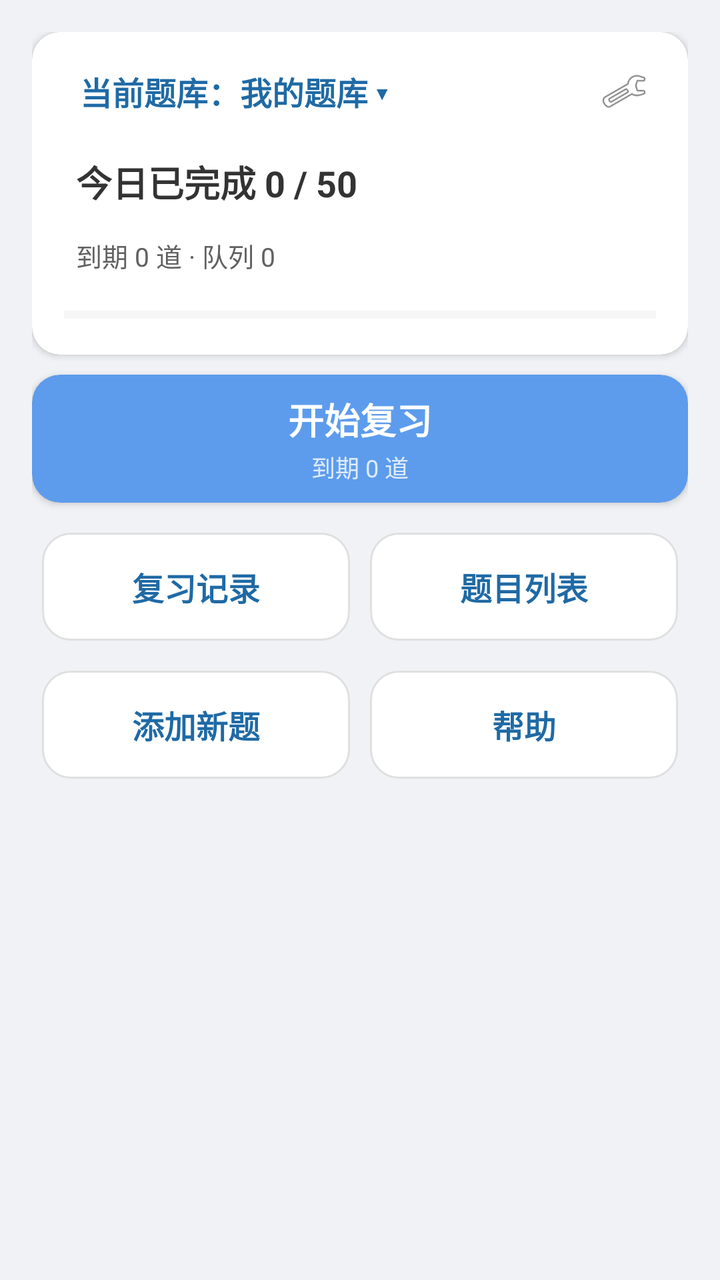
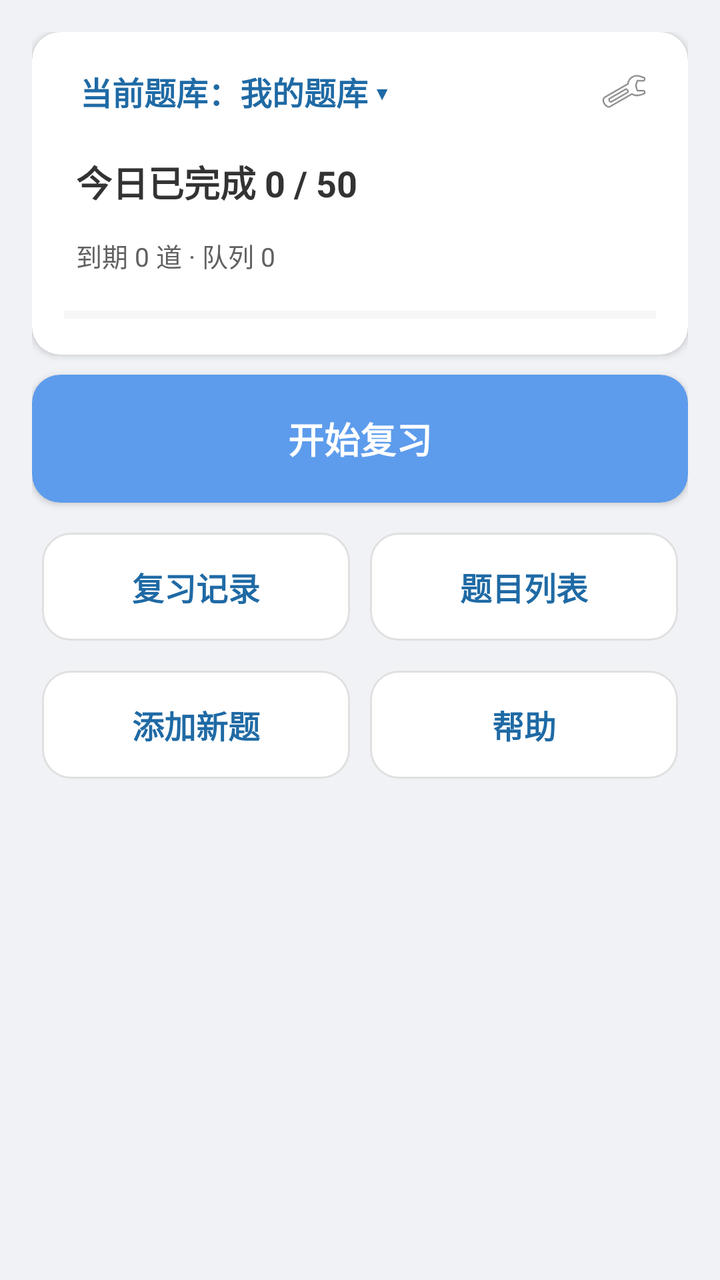

The first picture is an Android layout as it rendered before a commit; the second is the same layout after the commit. The layout source and the unified diff follow.
<!-- AndroidManifest.xml: application theme Theme.Demo -->
<!-- res/layout/activity_main.xml -->
<?xml version="1.0" encoding="utf-8"?>
<ScrollView xmlns:android="http://schemas.android.com/apk/res/android"
    xmlns:app="http://schemas.android.com/apk/res-auto"
    android:layout_width="match_parent"
    android:layout_height="match_parent"
    android:background="@color/home_bg"
    android:fillViewport="true">

    <LinearLayout
        android:layout_width="match_parent"
        android:layout_height="wrap_content"
        android:orientation="vertical"
        android:padding="@dimen/home_padding"
        android:gravity="top|center_horizontal">

        
        <androidx.cardview.widget.CardView
            android:layout_width="match_parent"
            android:layout_height="wrap_content"
            app:cardBackgroundColor="@color/home_card"
            app:cardCornerRadius="@dimen/home_card_corner"
            android:layout_marginBottom="@dimen/home_card_margin">

            <LinearLayout
                android:layout_width="match_parent"
                android:layout_height="wrap_content"
                android:orientation="vertical"
                android:paddingLeft="@dimen/home_info_padding"
                android:paddingRight="@dimen/home_info_padding"
                android:paddingBottom="@dimen/home_info_padding"
                android:paddingTop="10dp">

                <LinearLayout
                    android:layout_width="match_parent"
                    android:layout_height="wrap_content"
                    android:orientation="horizontal"
                    android:gravity="center_vertical">

                    <TextView
                        android:id="@+id/tv_current_bank"
                        android:layout_width="0dp"
                        android:layout_height="wrap_content"
                        android:layout_weight="1"
                        android:clickable="true"
                        android:focusable="true"
                        android:foreground="?attr/selectableItemBackground"
                        android:padding="8dp"
                        android:text="当前题库：我的题库 ▾"
                        android:textSize="16sp"
                        android:textStyle="bold"
                        android:textColor="@color/detail_primary" />

                    <ImageView
                        android:id="@+id/ic_setting"
                        android:layout_width="32dp"
                        android:layout_height="32dp"
                        android:clickable="true"
                        android:focusable="true"
                        android:foreground="?attr/selectableItemBackground"
                        android:padding="4dp"
                        android:contentDescription="设置"
                        android:src="@android:drawable/ic_menu_preferences" />
                </LinearLayout>

                <TextView
                    android:id="@+id/tv_today_main"
                    android:layout_width="match_parent"
                    android:layout_height="wrap_content"
                    android:layout_marginTop="6dp"
                    android:clickable="true"
                    android:focusable="true"
                    android:foreground="?attr/selectableItemBackground"
                    android:padding="6dp"
                    android:contentDescription="修改每日复习量"
                    android:text="今日已完成 0 / 50"
                    android:textSize="18sp"
                    android:textStyle="bold"
                    android:textColor="@color/home_text_primary" />

                <TextView
                    android:id="@+id/tv_today_sub"
                    android:layout_width="match_parent"
                    android:layout_height="wrap_content"
                    android:layout_marginTop="2dp"
                    android:clickable="true"
                    android:focusable="true"
                    android:foreground="?attr/selectableItemBackground"
                    android:padding="6dp"
                    android:text="到期 0 道 · 队列 0"
                    android:textSize="13sp"
                    android:textColor="@color/home_text_secondary" />

                <ProgressBar
                    android:id="@+id/progress_today"
                    style="?android:attr/progressBarStyleHorizontal"
                    android:layout_width="match_parent"
                    android:layout_height="@dimen/home_progress_height"
                    android:layout_marginTop="10dp"
                    android:max="100"
                    android:progress="0"
                    android:progressTint="@color/home_primary"
                    android:progressBackgroundTint="@color/home_stroke" />

                
                <LinearLayout
                    android:id="@+id/due_section"
                    android:layout_width="match_parent"
                    android:layout_height="wrap_content"
                    android:orientation="vertical"
                    android:layout_marginTop="12dp"
                    android:visibility="gone">

                    <TextView
                        android:layout_width="match_parent"
                        android:layout_height="wrap_content"
                        android:text="未来 7 天"
                        android:textSize="12sp"
                        android:textColor="@color/home_text_secondary" />

                    <com.example.demo.DueChartView
                        android:id="@+id/due_chart"
                        android:layout_width="match_parent"
                        android:layout_height="@dimen/home_chart_height"
                        android:layout_marginTop="4dp"
                        android:contentDescription="未来 7 天到期分布" />

                    <TextView
                        android:id="@+id/tv_chart_tip"
                        android:layout_width="match_parent"
                        android:layout_height="wrap_content"
                        android:layout_marginTop="2dp"
                        android:textSize="12sp"
                        android:textColor="@color/home_text_secondary"
                        android:visibility="gone" />
                </LinearLayout>

                <LinearLayout
                    android:id="@+id/checkin_row"
                    android:layout_width="match_parent"
                    android:layout_height="wrap_content"
                    android:orientation="horizontal"
                    android:gravity="center_vertical"
                    android:layout_marginTop="10dp"
                    android:visibility="gone">

                    <TextView
                        android:id="@+id/tv_checkin"
                        android:layout_width="0dp"
                        android:layout_height="wrap_content"
                        android:layout_weight="1"
                        android:clickable="true"
                        android:focusable="true"
                        android:foreground="?attr/selectableItemBackground"
                        android:padding="6dp"
                        android:textSize="13sp"
                        android:textColor="@color/home_text_secondary" />

                    <ImageView
                        android:id="@+id/iv_checkin_calendar"
                        android:layout_width="32dp"
                        android:layout_height="32dp"
                        android:layout_gravity="end"
                        android:clickable="true"
                        android:focusable="true"
                        android:foreground="?attr/selectableItemBackground"
                        android:padding="4dp"
                        android:contentDescription="打卡日历"
                        android:src="@android:drawable/ic_menu_agenda" />
                </LinearLayout>

                <TextView
                    android:id="@+id/tv_empty_hint"
                    android:layout_width="match_parent"
                    android:layout_height="wrap_content"
                    android:layout_marginTop="8dp"
                    android:visibility="gone"
                    android:text="当前题库还没有题目，先添加新题吧"
                    android:textSize="13sp"
                    android:textColor="@color/detail_warn" />
            </LinearLayout>
        </androidx.cardview.widget.CardView>

        
        <androidx.cardview.widget.CardView
            android:id="@+id/btn_review"
            android:layout_width="match_parent"
            android:layout_height="@dimen/home_primary_height"
            android:clickable="true"
            android:focusable="true"
            app:cardBackgroundColor="@color/home_primary"
            app:cardCornerRadius="@dimen/home_card_corner"
            android:foreground="?attr/selectableItemBackground"
            android:contentDescription="开始复习"
            android:layout_marginBottom="@dimen/home_inner_margin">

            <LinearLayout
                android:layout_width="match_parent"
                android:layout_height="match_parent"
                android:orientation="vertical"
                android:gravity="center">

                <TextView
                    android:layout_width="wrap_content"
                    android:layout_height="wrap_content"
                    android:text="开始复习"
                    android:textColor="#FFFFFF"
                    android:textSize="18sp"
                    android:textStyle="bold" />

                <TextView
                    android:id="@+id/tv_review_sub"
                    android:layout_width="wrap_content"
                    android:layout_height="wrap_content"
                    android:layout_marginTop="2dp"
                    android:text="到期 0 道"
                    android:textColor="@color/home_on_primary_secondary"
                    android:textSize="12sp" />
            </LinearLayout>
        </androidx.cardview.widget.CardView>

        
        <LinearLayout
            android:layout_width="match_parent"
            android:layout_height="wrap_content"
            android:orientation="horizontal"
            android:layout_marginTop="@dimen/home_inner_margin">

            <LinearLayout
                android:id="@+id/btn_history"
                android:layout_width="0dp"
                android:layout_height="@dimen/home_secondary_height"
                android:layout_weight="1"
                android:clickable="true"
                android:focusable="true"
                android:background="@drawable/bg_home_secondary"
                android:foreground="?attr/selectableItemBackground"
                android:contentDescription="复习记录"
                android:gravity="center"
                android:layout_margin="@dimen/home_inner_margin">

                <TextView
                    android:layout_width="wrap_content"
                    android:layout_height="wrap_content"
                    android:text="复习记录"
                    android:textColor="@color/detail_primary"
                    android:textSize="16sp"
                    android:textStyle="bold" />
            </LinearLayout>

            <LinearLayout
                android:id="@+id/btn_bank"
                android:layout_width="0dp"
                android:layout_height="@dimen/home_secondary_height"
                android:layout_weight="1"
                android:clickable="true"
                android:focusable="true"
                android:background="@drawable/bg_home_secondary"
                android:foreground="?attr/selectableItemBackground"
                android:contentDescription="题目列表"
                android:gravity="center"
                android:layout_margin="@dimen/home_inner_margin">

                <TextView
                    android:layout_width="wrap_content"
                    android:layout_height="wrap_content"
                    android:text="题目列表"
                    android:textColor="@color/detail_primary"
                    android:textSize="16sp"
                    android:textStyle="bold" />
            </LinearLayout>
        </LinearLayout>

        
        <LinearLayout
            android:layout_width="match_parent"
            android:layout_height="wrap_content"
            android:orientation="horizontal"
            android:layout_marginTop="@dimen/home_inner_margin">

            <LinearLayout
                android:id="@+id/btn_add"
                android:layout_width="0dp"
                android:layout_height="@dimen/home_secondary_height"
                android:layout_weight="1"
                android:clickable="true"
                android:focusable="true"
                android:background="@drawable/bg_home_secondary"
                android:foreground="?attr/selectableItemBackground"
                android:contentDescription="添加新题"
                android:gravity="center"
                android:layout_margin="@dimen/home_inner_margin">

                <TextView
                    android:layout_width="wrap_content"
                    android:layout_height="wrap_content"
                    android:text="添加新题"
                    android:textColor="@color/detail_primary"
                    android:textSize="16sp"
                    android:textStyle="bold" />
            </LinearLayout>

            <LinearLayout
                android:id="@+id/btn_help"
                android:layout_width="0dp"
                android:layout_height="@dimen/home_secondary_height"
                android:layout_weight="1"
                android:clickable="true"
                android:focusable="true"
                android:background="@drawable/bg_home_secondary"
                android:foreground="?attr/selectableItemBackground"
                android:contentDescription="帮助"
                android:gravity="center"
                android:layout_margin="@dimen/home_inner_margin">

                <TextView
                    android:layout_width="wrap_content"
                    android:layout_height="wrap_content"
                    android:text="帮助"
                    android:textColor="@color/detail_primary"
                    android:textSize="16sp"
                    android:textStyle="bold" />
            </LinearLayout>
        </LinearLayout>

        
        <TextView
            android:id="@+id/tv_backup_hint"
            android:layout_width="match_parent"
            android:layout_height="wrap_content"
            android:layout_marginTop="4dp"
            android:clickable="true"
            android:focusable="true"
            android:foreground="?attr/selectableItemBackground"
            android:padding="8dp"
            android:textSize="12sp"
            android:textColor="@color/home_text_secondary"
            android:visibility="gone" />

    </LinearLayout>
</ScrollView>
<!-- resources referenced by this layout -->
<resources>
  <color name="detail_primary">#1F6AA5</color>
  <color name="detail_warn">#FF9800</color>
  <color name="home_bg">#F0F2F5</color>
  <color name="home_card">#FFFFFF</color>
  <color name="home_on_primary_secondary">#CCFFFFFF</color>
  <color name="home_primary">#5D9CEC</color>
  <color name="home_stroke">#E0E0E0</color>
  <color name="home_text_primary">#333333</color>
  <color name="home_text_secondary">#616161</color>
  <dimen name="home_card_corner">14dp</dimen>
  <dimen name="home_card_margin">10dp</dimen>
  <dimen name="home_chart_height">88dp</dimen>
  <dimen name="home_info_padding">16dp</dimen>
  <dimen name="home_inner_margin">5dp</dimen>
  <dimen name="home_padding">16dp</dimen>
  <dimen name="home_primary_height">64dp</dimen>
  <dimen name="home_progress_height">8dp</dimen>
  <dimen name="home_secondary_height">54dp</dimen>
  <!-- drawable bg_home_secondary (drawable) -->
  <?xml version="1.0" encoding="utf-8"?>
  <shape xmlns:android="http://schemas.android.com/apk/res/android"
      android:shape="rectangle">
      <corners android:radius="@dimen/home_card_corner" />
      <solid android:color="@color/home_card" />
      <stroke android:width="1dp" android:color="@color/home_stroke" />
  </shape>
  <style name="Theme.Demo" parent="Base.Theme.Demo" />
  <style name="Base.Theme.Demo" parent="Theme.Material3.DayNight.NoActionBar">
          
          <item name="android:statusBarColor">@color/home_bg</item>
          <item name="android:windowLightStatusBar">true</item>
          <item name="android:navigationBarColor">@color/home_bg</item>
          <item name="android:windowLightNavigationBar" tools:targetApi="o_mr1">true</item>
          <item name="android:enforceNavigationBarContrast" tools:targetApi="q">false</item>
      </style>
</resources>

<!-- the commit's change to res/layout/activity_main.xml (unified diff, before → after) -->
@@ -207,14 +207,6 @@
                     android:textSize="18sp"
                     android:textStyle="bold" />
 
-                <TextView
-                    android:id="@+id/tv_review_sub"
-                    android:layout_width="wrap_content"
-                    android:layout_height="wrap_content"
-                    android:layout_marginTop="2dp"
-                    android:text="到期 0 道"
-                    android:textColor="@color/home_on_primary_secondary"
-                    android:textSize="12sp" />
             </LinearLayout>
         </androidx.cardview.widget.CardView>
 
<!-- resource entries referenced after the edit -->
@@ -4,7 +4,6 @@
   <color name="detail_warn">#FF9800</color>
   <color name="home_bg">#F0F2F5</color>
   <color name="home_card">#FFFFFF</color>
-  <color name="home_on_primary_secondary">#CCFFFFFF</color>
   <color name="home_primary">#5D9CEC</color>
   <color name="home_stroke">#E0E0E0</color>
   <color name="home_text_primary">#333333</color>
